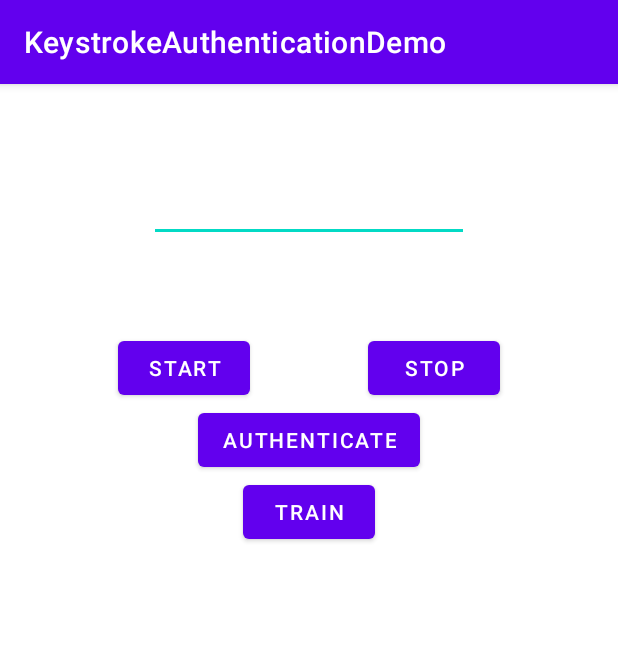
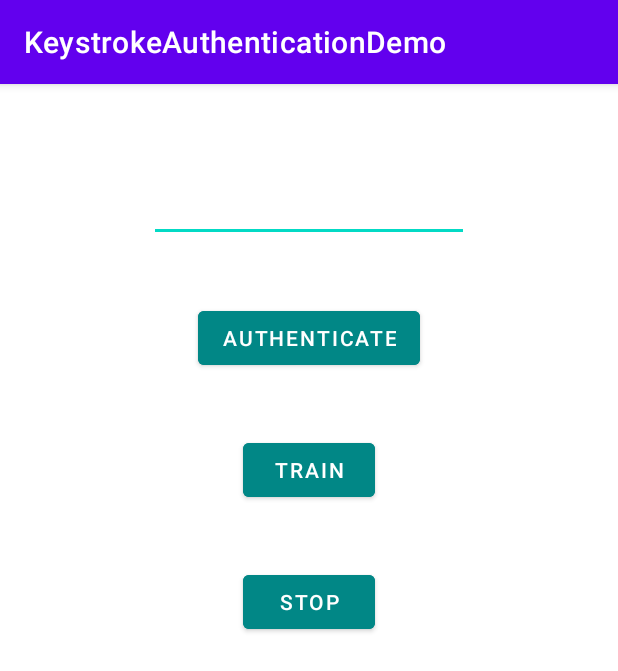
Before and after one commit to gzsolt11/KeystrokeAuthenticationDemo, an Android app: the screen it shows after launch (MainActivity), on a phone screen of 412 x 824 dp. Shown: the top 671 px of the screen. Run offline under Robolectric (Android 15) with nearby library versions, the phone set to English and light mode, and no system bars; libraries missing offline, so code that uses them is left out: com.example.keystrokeauthentication; 1 statement that could not run was skipped.

Commit message:
Changed main layout, tested the broadcast receiver

```diff
--- a/app/build.gradle
+++ b/app/build.gradle
@@ -39,7 +39,7 @@ dependencies {
     implementation 'androidx.appcompat:appcompat:1.2.0'
     implementation 'com.google.android.material:material:1.3.0'
     implementation 'androidx.constraintlayout:constraintlayout:2.0.4'
-    implementation 'com.github.gzsolt11:KeystrokeAuthenticationProvider:0.5.0'
+    implementation 'com.github.gzsolt11:KeystrokeAuthenticationProvider:0.6.0'
     testImplementation 'junit:junit:4.+'
     androidTestImplementation 'androidx.test.ext:junit:1.1.2'
     androidTestImplementation 'androidx.test.espresso:espresso-core:3.3.0'
--- a/app/src/main/AndroidManifest.xml
+++ b/app/src/main/AndroidManifest.xml
@@ -16,7 +16,6 @@
                 <category android:name="android.intent.category.LAUNCHER" />
             </intent-filter>
         </activity>
-        <service android:name="com.example.keystrokeauthentication.BackgroundProcess"></service>
     </application>
 
 </manifest>
--- a/app/src/main/res/layout/activity_main.xml
+++ b/app/src/main/res/layout/activity_main.xml
@@ -5,7 +5,6 @@
     android:layout_width="match_parent"
     android:layout_height="match_parent"
     tools:context=".MainActivity">
-
 
 
     <EditText
@@ -19,42 +18,36 @@
         app:layout_constraintStart_toStartOf="parent"
         app:layout_constraintTop_toTopOf="parent" />
 
-    <Button
-        android:id="@+id/startButton"
-        android:layout_width="wrap_content"
-        android:layout_height="wrap_content"
-        android:layout_marginTop="60dp"
-        android:text="Start"
-        app:layout_constraintEnd_toStartOf="@+id/stopButton"
-        app:layout_constraintHorizontal_bias="0.5"
-        app:layout_constraintStart_toStartOf="parent"
-        app:layout_constraintTop_toBottomOf="@+id/editTextTextPersonName" />
 
     <Button
         android:id="@+id/authenticate"
         android:layout_width="wrap_content"
         android:layout_height="wrap_content"
         android:text="Authenticate"
-        app:layout_constraintEnd_toEndOf="@+id/stopButton"
-        app:layout_constraintStart_toStartOf="@+id/startButton"
-        app:layout_constraintTop_toBottomOf="@+id/startButton" />
+        android:backgroundTint="@color/teal_700"
+        android:layout_marginTop="40dp"
+        app:layout_constraintEnd_toEndOf="parent"
+        app:layout_constraintStart_toStartOf="parent"
+        app:layout_constraintTop_toBottomOf="@+id/editTextTextPersonName" />
 
     <Button
         android:id="@+id/stopButton"
         android:layout_width="wrap_content"
         android:layout_height="wrap_content"
-        android:layout_marginTop="60dp"
         android:text="Stop"
+        android:backgroundTint="@color/teal_700"
+        android:layout_marginTop="40dp"
         app:layout_constraintEnd_toEndOf="parent"
-        app:layout_constraintHorizontal_bias="0.5"
-        app:layout_constraintStart_toEndOf="@+id/startButton"
-        app:layout_constraintTop_toBottomOf="@+id/editTextTextPersonName" />
+        app:layout_constraintStart_toStartOf="parent"
+        app:layout_constraintTop_toBottomOf="@+id/trainButton" />
 
     <Button
         android:id="@+id/trainButton"
         android:layout_width="wrap_content"
         android:layout_height="wrap_content"
         android:text="train"
+        android:backgroundTint="@color/teal_700"
+        android:layout_marginTop="40dp"
         app:layout_constraintEnd_toEndOf="parent"
         app:layout_constraintStart_toStartOf="parent"
         app:layout_constraintTop_toBottomOf="@+id/authenticate" />
```
Also changed, not shown: app/src/main/java/com/example/keystrokeauthenticationdemo/MainActivity.kt (+9 -5 lines).
